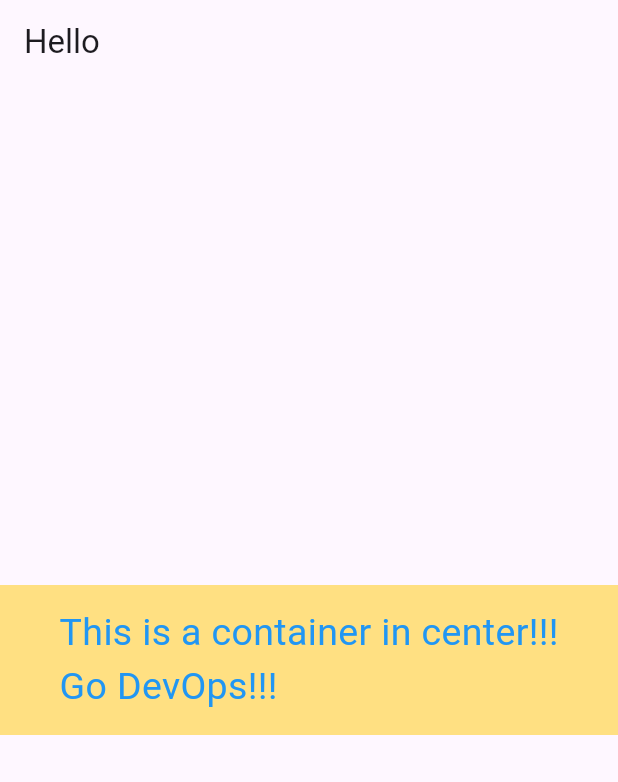
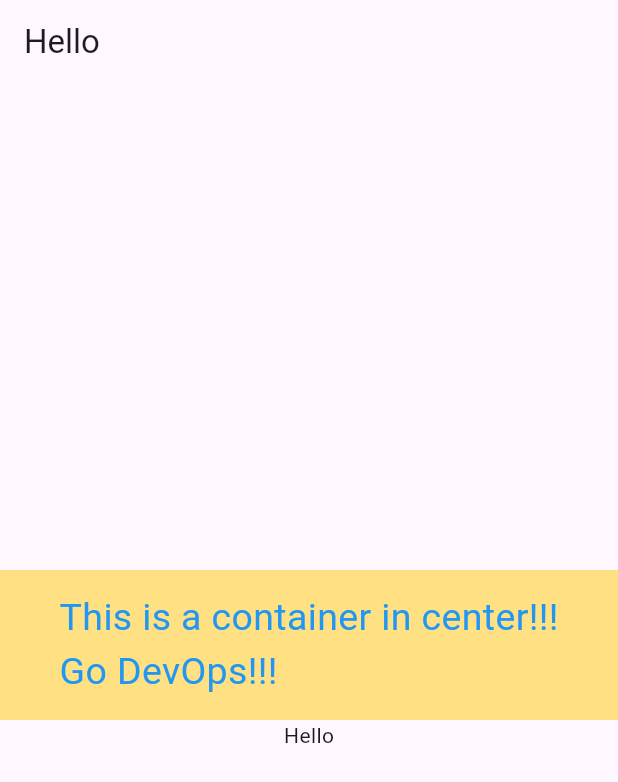
Before and after one commit to muhammadharoon26/practice_project, a Flutter app: the screen it shows after launch, on a phone screen of 412 x 824 dp. Shown: the top 782 px of the screen. Run offline on Flutter 3.47's test engine with Material 3 defaults, Android fonts, the phone set to English and light mode, and no system bars.

Commit message:
Text Style

```diff
--- a/lib/main.dart
+++ b/lib/main.dart
@@ -4,23 +4,22 @@ void main() {
   runApp(const MyApp());
 }
 
-class MyApp extends StatefulWidget {
+class MyApp extends StatelessWidget {
   const MyApp({super.key});
 
   @override
-  State<MyApp> createState() => _MyAppState();
-}
-
-class _MyAppState extends State<MyApp> {
-  @override
   Widget build(BuildContext context) {
     return MaterialApp(
+      title: 'Hello',
       home: Scaffold(
         appBar: AppBar(
           title: const Text('Hello'),
         ),
         body: Center(
-                child: Container(
+          child: Column(
+            mainAxisAlignment: MainAxisAlignment.center,
+            children: [
+              Container(
                 width: 500,
                 height: 100,
                 color: Colors.amber.shade200,
@@ -32,6 +31,13 @@ class _MyAppState extends State<MyApp> {
                       color: Colors.blue,
                     ),
                   ),
-                    )))));
+                ),
+              ),
+              const Text('Hello')
+            ],
+          ),
+        ),
+      ),
+    );
   }
 }
```
Lines whose indentation alone changed are shown as unchanged.
